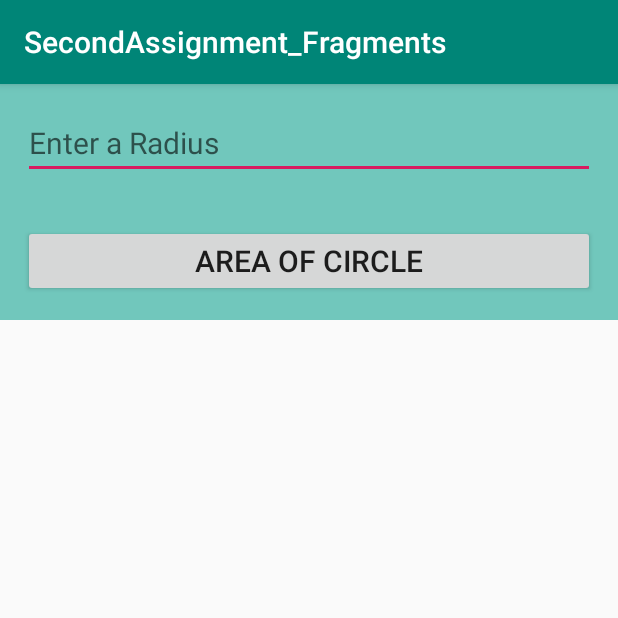
After one commit to maharjansumina/SecondAssignment_Fragments, an Android app: the fragment CircleFragment shown on its own in the app's theme, on a phone screen of 412 x 824 dp, the top half of it. The commit adds this screen. Run offline under Robolectric (Android 15) with nearby library versions, the phone set to English and light mode, and no system bars.

Commit message:
Coding of Area of Circle and MainActivity.

```diff
--- /dev/null
+++ b/app/src/main/java/com/softwarica/secondassignment_fragments/fragments/CircleFragment.java
@@ -0,0 +1,53 @@
+package com.softwarica.secondassignment_fragments.fragments;
+
+
+import android.os.Bundle;
+
+import androidx.fragment.app.Fragment;
+
+import android.view.LayoutInflater;
+import android.view.View;
+import android.view.ViewGroup;
+import android.widget.Button;
+import android.widget.EditText;
+import android.widget.Toast;
+
+import com.softwarica.secondassignment_fragments.R;
+
+/**
+ * A simple {@link Fragment} subclass.
+ */
+public class CircleFragment extends Fragment implements View.OnClickListener{
+
+    private Button btnCircle;
+    private EditText etRadius;
+
+
+    public CircleFragment() {
+        // Required empty public constructor
+    }
+
+
+    @Override
+    public View onCreateView(LayoutInflater inflater, ViewGroup container,
+                             Bundle savedInstanceState) {
+        // Inflate the layout for this fragment
+        View view = inflater.inflate(R.layout.fragment_circle, container, false);
+
+        etRadius = view.findViewById(R.id.etRadius);
+        btnCircle = view.findViewById(R.id.btnCircle);
+
+        btnCircle.setOnClickListener(this);
+        return view;
+    }
+
+    @Override
+    public void onClick(View v) {
+
+        float radius = Float.parseFloat(etRadius.getText().toString());
+        float area = 3.14f * radius * radius;
+
+        Toast.makeText(getActivity(), "Area of Circle :" + area, Toast.LENGTH_SHORT).show();
+
+    }
+}
--- a/app/src/main/res/layout/activity_main.xml
+++ b/app/src/main/res/layout/activity_main.xml
@@ -75,7 +75,7 @@
         app:layout_constraintTop_toBottomOf="@+id/btnArmstrong" />
 
     <LinearLayout
-        android:id="@+id/linearLayout"
+        android:id="@+id/FragmentContainer"
         android:layout_width="406dp"
         android:layout_height="413dp"
         android:layout_marginStart="38dp"
--- a/app/src/main/res/layout/fragment_cricle.xml
+++ b/app/src/main/res/layout/fragment_circle.xml
@@ -5,7 +5,7 @@
     android:layout_height="wrap_content"
     android:orientation="vertical"
     android:background="#71C7BC"
-    tools:context=".fragments.CricleFragment">
+    tools:context=".fragments.CircleFragment">
 
     <EditText
         android:id="@+id/etRadius"
```
Also changed, not shown: app/src/main/java/com/softwarica/secondassignment_fragments/MainActivity.java (+74 -1 lines), app/src/main/java/com/softwarica/secondassignment_fragments/fragments/CricleFragment.java (deleted, +0 -32 lines).
